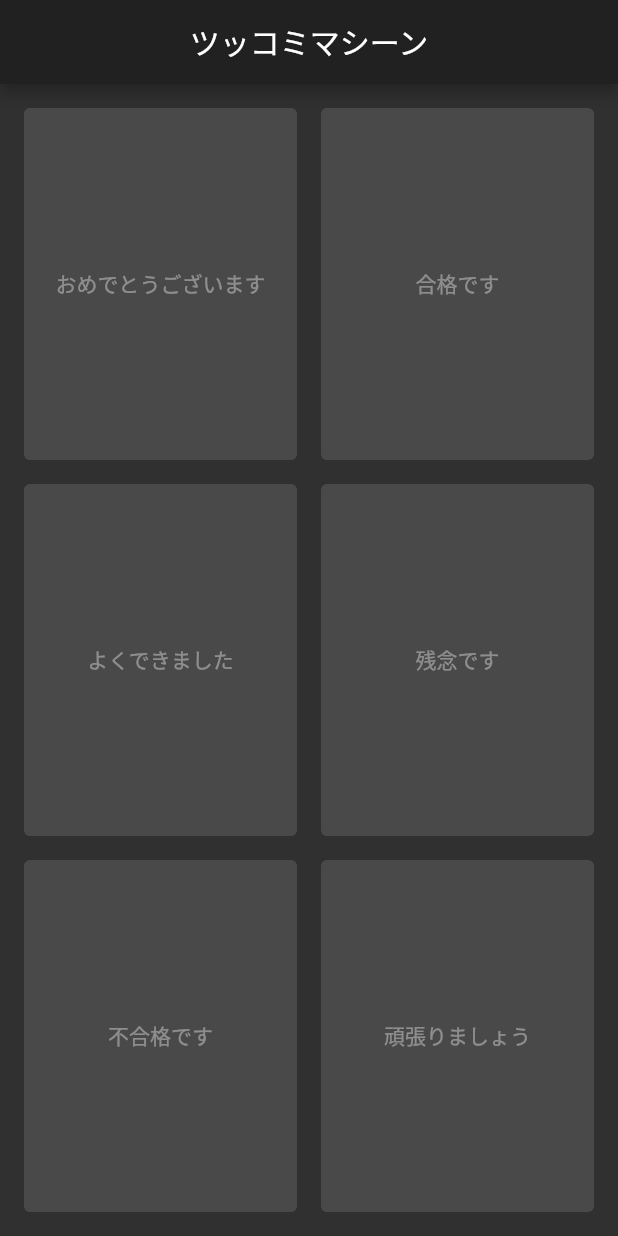
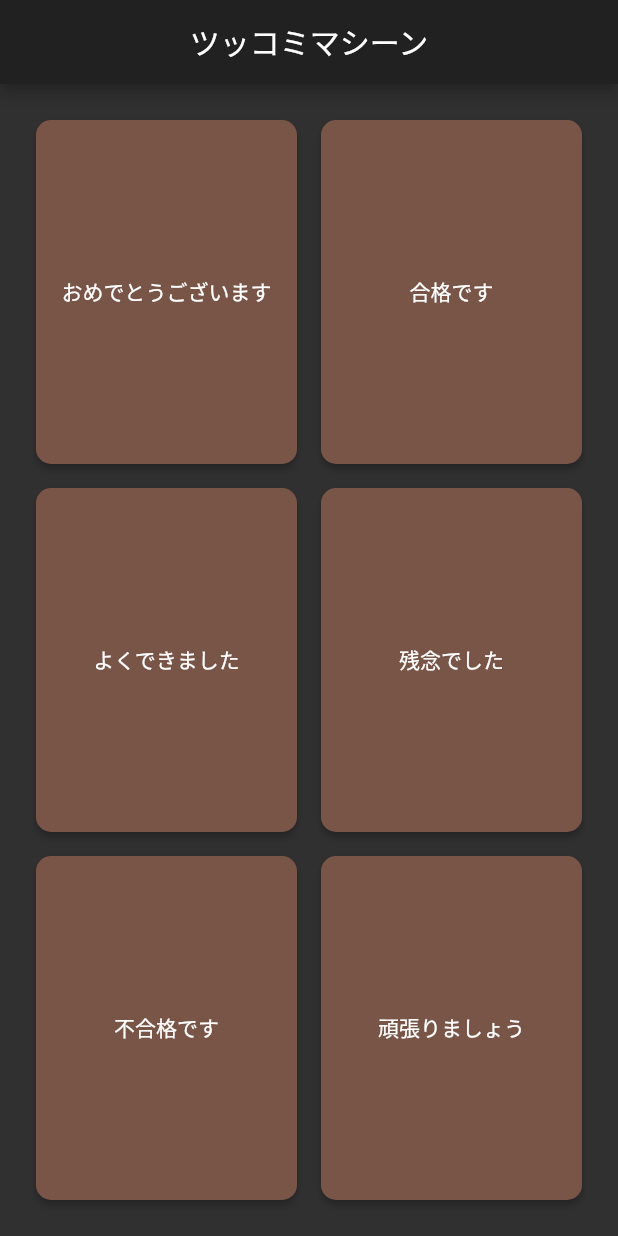
Before and after one commit to kana0830/Flutter_straight_machine, a Flutter app: the screen it shows after launch, on a phone screen of 412 x 824 dp. Run offline on Flutter 3.47's test engine with Material 2 defaults, Android fonts, the phone set to English and light mode, and no system bars; missing offline and left inert: soundpool.

Commit message:
効果音をつけた

```diff
--- a/lib/screens/home_screen.dart
+++ b/lib/screens/home_screen.dart
@@ -1,5 +1,12 @@
+import 'dart:io';
+import 'dart:ui';
+
+import 'package:flutter/cupertino.dart';
 import 'package:flutter/material.dart';
-import 'package:flutter/widgets.dart';
+import 'package:flutter/rendering.dart';
+import 'package:flutter/services.dart';
+
+import 'package:soundpool/soundpool.dart';
 
 class HomeScreen extends StatefulWidget {
   @override
@@ -7,34 +14,90 @@ class HomeScreen extends StatefulWidget {
 }
 
 class _HomeScreenState extends State<HomeScreen> {
-
   List<String> _texts = [
     "おめでとうございます",
     "合格です",
     "よくできました",
-    "残念です",
+    "残念でした",
     "不合格です",
-    "頑張りましょう"
+    "頑張りましょう",
   ];
+
+  List<int> _soundIds = [0, 0, 0, 0, 0, 0];
+
+  //Null safety対応
+  //https://dart.dev/null-safety
+  Soundpool? _soundpool;
+
+  @override
+  void initState() {
+    super.initState();
+    _initSounds();
+    print("initState終わったで〜＝buildメソッド回ったで〜");
+  }
+
+  Future<void> _initSounds() async {
+    try {
+      //Soundpoolのコンストラクタはバージョン2.1.0以降は非推奨
+      //_soundpool = Soundpool();
+      _soundpool = Soundpool.fromOptions();
+
+      _soundIds[0] = await loadSound("assets/sounds/sound1.mp3");
+      _soundIds[1] = await loadSound("assets/sounds/sound2.mp3");
+      _soundIds[2] = await loadSound("assets/sounds/sound3.mp3");
+      _soundIds[3] = await loadSound("assets/sounds/sound4.mp3");
+      _soundIds[4] = await loadSound("assets/sounds/sound5.mp3");
+      _soundIds[5] = await loadSound("assets/sounds/sound6.mp3");
+
+      print("soundIds: $_soundIds");
+
+      print("initSounds終わったで〜＝効果音ロードできたで〜");
+      //やっぱりsetStateしないとダメ
+      setState(() {});
+    } on IOException catch (error) {
+      print("エラーの内容は：$error");
+    }
+  }
+
+  Future<int> loadSound(String soundPath) {
+    return rootBundle.load(soundPath).then((value) {
+      if (_soundpool != null) {
+        return _soundpool!.load(value);
+      } else {
+        return 0;
+      }
+      //return _soundpool?.load(value);
+    });
+  }
+
+  @override
+  void dispose() {
+    _soundpool?.release();
+    super.dispose();
+  }
 
   @override
   Widget build(BuildContext context) {
     return Scaffold(
       appBar: AppBar(
         title: Text("ツッコミマシーン"),
-        centerTitle: true
+        centerTitle: true,
       ),
-      body: Container(
+      body: Padding(
+        padding: const EdgeInsets.all(8.0),
+        child: Container(
           padding: EdgeInsets.all(8.0),
           child: Column(
-          children: [
+            children: <Widget>[
               Expanded(
                 flex: 1,
                 child: Row(
                   crossAxisAlignment: CrossAxisAlignment.stretch,
-                children: [
-                  Expanded(flex: 1, child: _soundButton(_texts[0])),
-                  Expanded(flex: 1, child: _soundButton(_texts[1])),
+                  children: <Widget>[
+                    Expanded(
+                        flex: 1, child: _soundButton(_texts[0], _soundIds[0])),
+                    Expanded(
+                        flex: 1, child: _soundButton(_texts[1], _soundIds[1])),
                   ],
                 ),
               ),
@@ -42,9 +105,11 @@ class _HomeScreenState extends State<HomeScreen> {
                 flex: 1,
                 child: Row(
                   crossAxisAlignment: CrossAxisAlignment.stretch,
-                children: [
-                  Expanded(flex: 1, child: _soundButton(_texts[2])),
-                  Expanded(flex: 1, child: _soundButton(_texts[3])),
+                  children: <Widget>[
+                    Expanded(
+                        flex: 1, child: _soundButton(_texts[2], _soundIds[2])),
+                    Expanded(
+                        flex: 1, child: _soundButton(_texts[3], _soundIds[3])),
                   ],
                 ),
               ),
@@ -52,29 +117,39 @@ class _HomeScreenState extends State<HomeScreen> {
                 flex: 1,
                 child: Row(
                   crossAxisAlignment: CrossAxisAlignment.stretch,
-                children: [
-                  Expanded(flex: 1, child: _soundButton(_texts[4])),
-                  Expanded(flex: 1, child: _soundButton(_texts[5])),
+                  children: <Widget>[
+                    Expanded(
+                        flex: 1, child: _soundButton(_texts[4], _soundIds[4])),
+                    Expanded(
+                        flex: 1, child: _soundButton(_texts[5], _soundIds[5])),
                   ],
                 ),
               ),
             ],
           ),
         ),
-    );
-  }
-
-  Widget _soundButton(String displayText) {
-    return Container(
-      padding: EdgeInsets.all(8.0),
-      child: ElevatedButton(
-          onPressed: null,
-          child: Text(displayText)
       ),
     );
   }
 
+  Widget _soundButton(String displayText, int soundId) {
+    return Container(
+      padding: EdgeInsets.all(8.0),
+      child: ElevatedButton(
+        style: ElevatedButton.styleFrom(
+            primary: Colors.brown,
+            onPrimary: Colors.white,
+            shape: RoundedRectangleBorder(
+              borderRadius: BorderRadius.all(Radius.circular(10.0)),
+            )),
+        onPressed: () => _playSound(soundId),
+        child: Text(displayText),
+      ),
+    );
+  }
 
-
-
+  void _playSound(int soundId) {
+    _soundpool?.play(soundId);
+    print("soundId: $soundId");
   }
+}
--- a/pubspec.yaml
+++ b/pubspec.yaml
@@ -28,6 +28,7 @@ dependencies:
   # The following adds the Cupertino Icons font to your application.
   # Use with the CupertinoIcons class for iOS style icons.
   cupertino_icons: ^1.0.2
+  soundpool: ^2.1.0
 
 dev_dependencies:
   flutter_test:
```
Also changed, not shown: pubspec.lock, 4 other files. Lines whose indentation alone changed are shown as unchanged.
